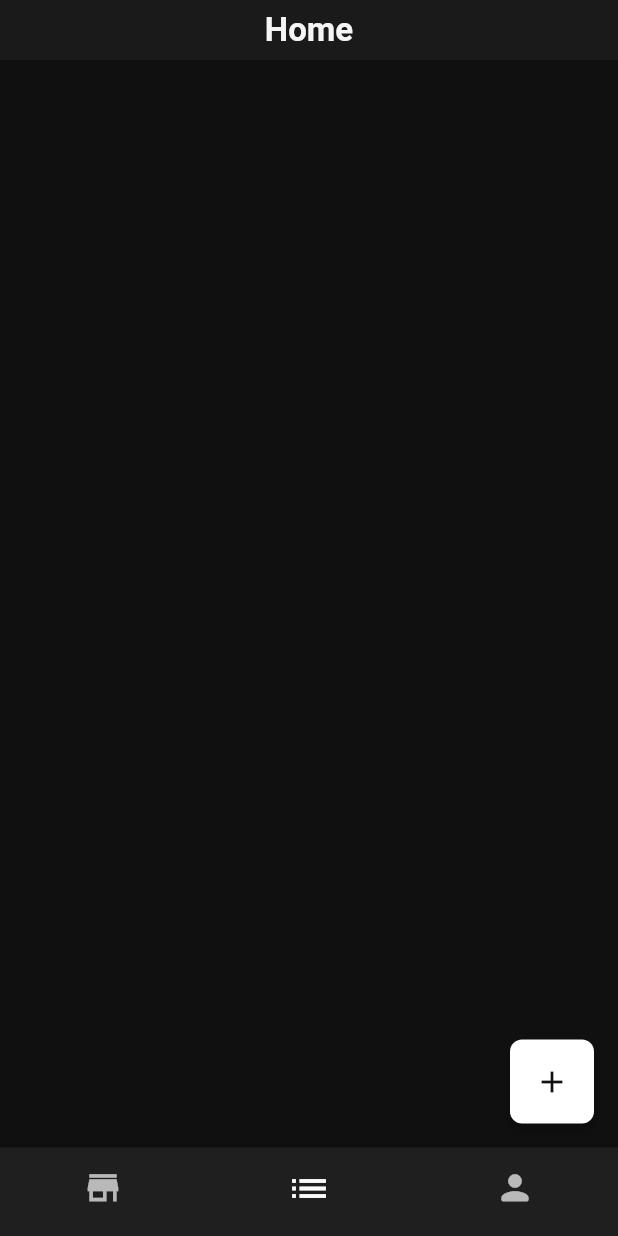
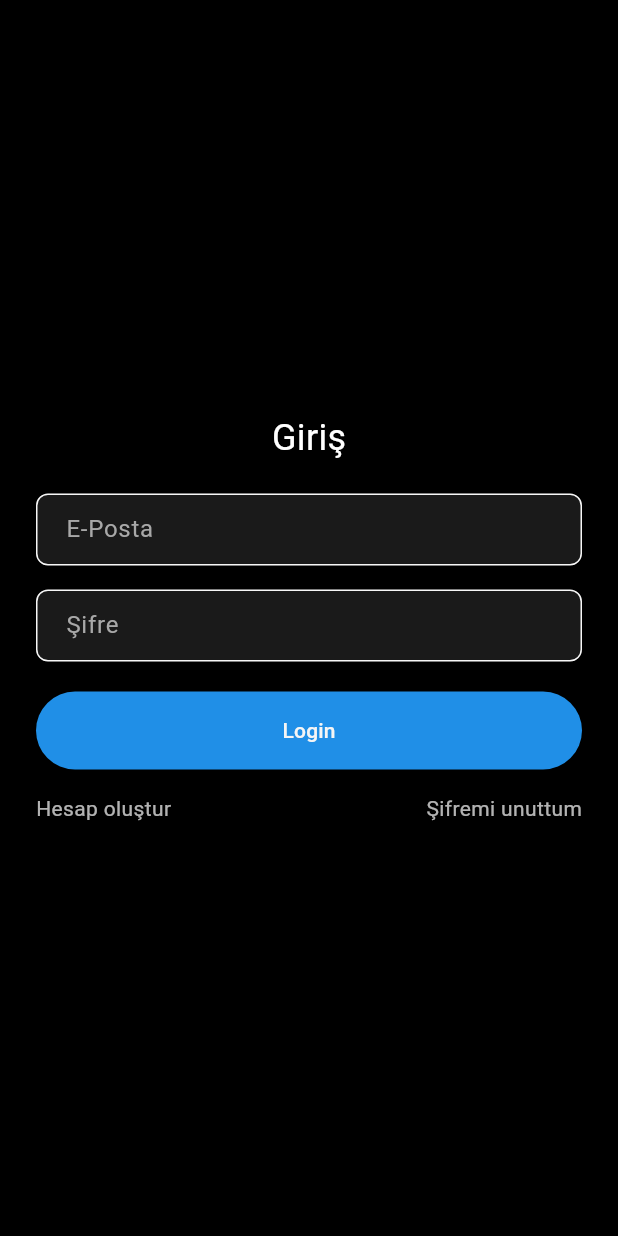
Before and after one commit to senabdulgani/gamify_todo, a Flutter app: the screen it shows after launch, on a phone screen of 412 x 824 dp. Run offline on Flutter 3.47's test engine with Material 3 defaults, Android fonts, the phone set to English and light mode, and no system bars; our stand-ins replace device_info_plus, emoji_picker_flutter, firebase_core, flutter_screenutil, get, hive_flutter and 1 more; missing offline and left inert: duration_picker; accounts and stored records are empty.

Commit message:
sümeyye

```diff
--- /dev/null
+++ b/lib/3 Page/Login/login_page.dart
@@ -0,0 +1,90 @@
+import 'package:flutter/material.dart';
+import 'package:get/route_manager.dart';
+
+void main() => runApp(const LoginApp());
+
+class LoginApp extends StatelessWidget {
+  const LoginApp({super.key});
+
+  @override
+  Widget build(BuildContext context) {
+    return const MaterialApp(
+      debugShowCheckedModeBanner: false,
+      home: LoginScreen(),
+    );
+  }
+}
+
+class LoginScreen extends StatelessWidget {
+  const LoginScreen({super.key});
+
+  @override
+  Widget build(BuildContext context) {
+    return Scaffold(
+      backgroundColor: Colors.black,
+      body: Center(
+        child: Padding(
+          padding: const EdgeInsets.symmetric(horizontal: 24.0),
+          child: Column(
+            mainAxisAlignment: MainAxisAlignment.center,
+            children: [
+              const Text('Giriş', style: TextStyle(color: Colors.white, fontSize: 24)),
+              const SizedBox(height: 20),
+              _buildTextField('E-Posta'),
+              const SizedBox(height: 16),
+              _buildTextField('Şifre', obscureText: true),
+              const SizedBox(height: 20),
+              _buildLoginButton(),
+              const SizedBox(height: 16),
+              _buildFooterLinks(),
+            ],
+          ),
+        ),
+      ),
+    );
+  }
+
+  Widget _buildTextField(String hint, {bool obscureText = false}) {
+    return TextField(
+      obscureText: obscureText,
+      decoration: InputDecoration(
+        hintText: hint,
+        filled: true,
+        fillColor: Colors.white.withOpacity(0.1),
+        border: OutlineInputBorder(
+          borderRadius: BorderRadius.circular(30),
+          borderSide: BorderSide.none,
+        ),
+        contentPadding: const EdgeInsets.symmetric(horizontal: 16),
+      ),
+      style: const TextStyle(color: Colors.white),
+    );
+  }
+
+  Widget _buildLoginButton() {
+    return SizedBox(
+      width: double.infinity,
+      child: ElevatedButton(
+        onPressed: () {
+          Get.toNamed('/navbar');
+        },
+        style: ElevatedButton.styleFrom(
+          backgroundColor: Colors.blue,
+          shape: RoundedRectangleBorder(borderRadius: BorderRadius.circular(30)),
+          padding: const EdgeInsets.symmetric(vertical: 16),
+        ),
+        child: const Text('Login'),
+      ),
+    );
+  }
+
+  Widget _buildFooterLinks() {
+    return const Row(
+      mainAxisAlignment: MainAxisAlignment.spaceBetween,
+      children: [
+        Text('Hesap oluştur', style: TextStyle(color: Colors.white70)),
+        Text('Şifremi unuttum', style: TextStyle(color: Colors.white70)),
+      ],
+    );
+  }
+}
--- a/lib/main.dart
+++ b/lib/main.dart
@@ -3,6 +3,8 @@ import 'package:flutter_screenutil/flutter_screenutil.dart';
 import 'package:gamify_todo/2%20General/app_colors.dart';
 import 'package:gamify_todo/3%20Page/Home/Add%20Task/add_task_page.dart';
 import 'package:gamify_todo/3%20Page/Home/home_page.dart';
+import 'package:gamify_todo/3%20Page/Login/login_page.dart';
+import 'package:gamify_todo/3%20Page/Login/register_page.dart';
 import 'package:gamify_todo/3%20Page/Profile/profile_page.dart';
 import 'package:gamify_todo/3%20Page/Store/store_page.dart';
 import 'package:gamify_todo/3%20Page/navbar_page_manager.dart';
@@ -31,6 +33,8 @@ class Main extends StatelessWidget {
     GetPage(name: '/store', page: () => const StorePage()),
     GetPage(name: '/profile', page: () => const ProfilePage()),
     GetPage(name: '/addTask', page: () => const AddTaskPage()),
+    GetPage(name: '/register', page: () => const RegisterApp()),
+    GetPage(name: '/login', page: () => const LoginScreen()),
   ];
 
   @override
@@ -43,7 +47,7 @@ class Main extends StatelessWidget {
         return GetMaterialApp(
           title: 'NextLevel',
           getPages: routeList,
-          initialRoute: '/navbar',
+          initialRoute: '/login',
           theme: AppColors().appTheme,
           debugShowCheckedModeBanner: true,
           showPerformanceOverlay: false,
```
Also changed, not shown: lib/3 Page/Login/register_page.dart (added, +136 -0 lines).
